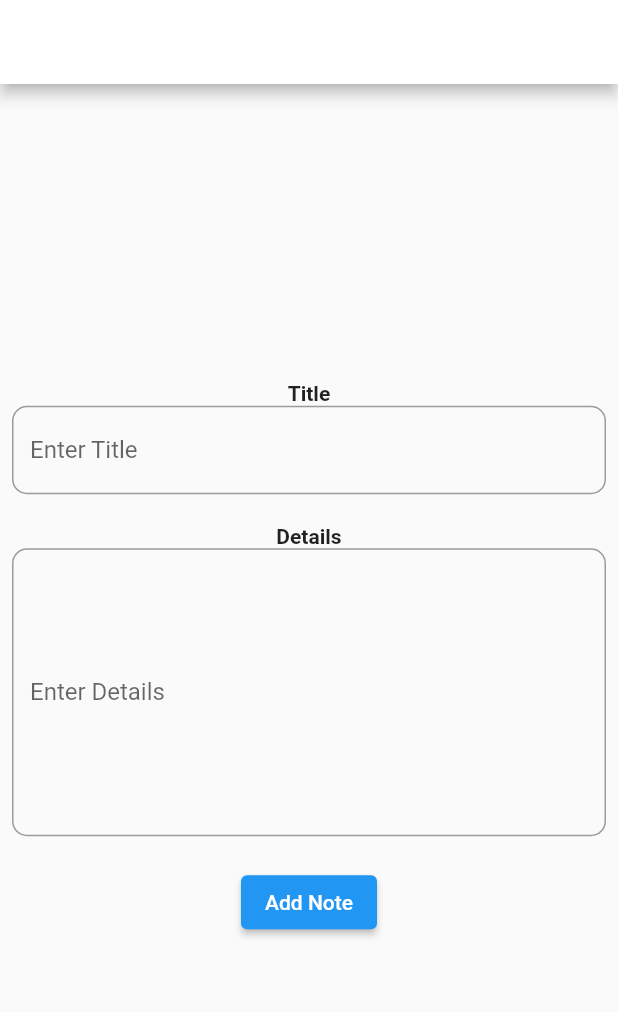
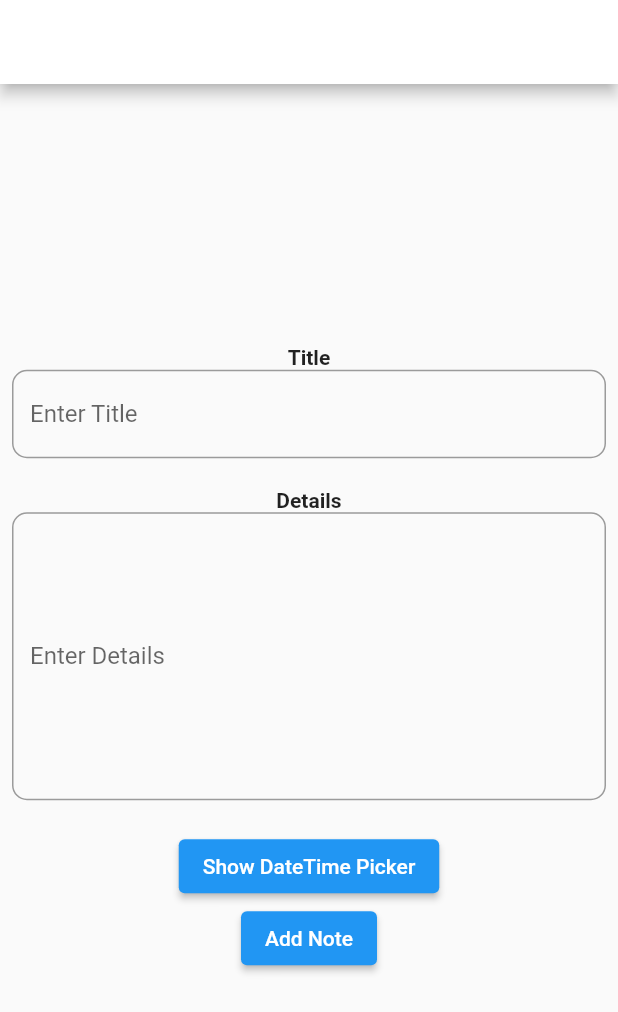
Before and after one commit to faizanhub/researchAlert, a Flutter app: the screen it shows once a user with an empty profile is signed in, item 2 of the bottom bar chosen, on a phone screen of 412 x 824 dp. Shown: the top 1012 px of the screen. Run offline on Flutter 3.47's test engine with Material 2 defaults, Android fonts, the phone set to English and light mode, and no system bars; our stand-ins replace cloud_firestore, firebase_auth, firebase_core, flutter_datetime_picker; missing offline and left inert: receive_sharing_intent; accounts and stored records are empty.

Commit message:
date time picker done

```diff
--- a/lib/ui/screens/add_list/add_todo.dart
+++ b/lib/ui/screens/add_list/add_todo.dart
@@ -3,6 +3,8 @@ import 'dart:async';
 
 import 'package:receive_sharing_intent/receive_sharing_intent.dart';
 import 'package:research_alert/core/services/database_services.dart';
+import 'package:flutter_datetime_picker/flutter_datetime_picker.dart';
+import 'package:intl/intl.dart';
 
 class AddTodo extends StatefulWidget {
   @override
@@ -21,39 +23,14 @@ class _AddTodoState extends State<AddTodo> {
 
   bool isBold = false;
 
+  late DateTime dateTime;
+
   @override
   void initState() {
     super.initState();
 
     _descC.text = widget.value ?? '';
-
-    // For sharing or opening urls/text coming from outside the app while the app is in the memory
-    // _intentDataStreamSubscription =
-    //     ReceiveSharingIntent.getTextStream().listen((String value) {
-    //   setState(() {
-    //     _sharedText = value;
-    //     print("Shared memory: $_sharedText");
-    //     urlC.text = _sharedText ?? '';
-    //   });
-    // }, onError: (err) {
-    //   print("getLinkStream error: $err");
-    // });
-    //
-    // // For sharing or opening urls/text coming from outside the app while the app is closed
-    // ReceiveSharingIntent.getInitialText().then((String? value) {
-    //   setState(() {
-    //     _sharedText = value;
-    //     print("Shared closed: $_sharedText");
-    //     urlC.text = _sharedText ?? '';
-    //   });
-    // });
   }
-
-  // @override
-  // void dispose() {
-  //   _intentDataStreamSubscription.cancel();
-  //   super.dispose();
-  // }
 
   @override
   Widget build(BuildContext context) {
@@ -98,6 +75,35 @@ class _AddTodoState extends State<AddTodo> {
                 SizedBox(height: 20),
 
                 ElevatedButton(
+                    onPressed: () {
+                      DatePicker.showDateTimePicker(context,
+                          showTitleActions: true,
+                          minTime: DateTime.now(),
+                          maxTime: DateTime(2022, 12, 31), onChanged: (date) {
+                        print('change $date');
+                      }, onConfirm: (dateTimeIs) {
+                        print('confirm $dateTimeIs');
+
+                        setState(() {
+                          dateTime = dateTimeIs;
+                        });
+
+                        print('dateTime ${dateTime.millisecondsSinceEpoch}');
+
+                        final mydateTime = DateTime.fromMillisecondsSinceEpoch(
+                            dateTime.millisecondsSinceEpoch);
+
+                        var abc = DateFormat('dd MMM yyyy hh:mm:ss')
+                            .format(mydateTime);
+
+                        print('date in human read $abc');
+                      }, currentTime: DateTime.now(), locale: LocaleType.en);
+                    },
+                    child: Text(
+                      'Show DateTime Picker',
+                    )),
+
+                ElevatedButton(
                     onPressed: () async {
                       await _dataBaseServices.addData(
                           _titleC.text, _descC.text);
--- a/pubspec.yaml
+++ b/pubspec.yaml
@@ -38,6 +38,9 @@ dependencies:
   firebase_core: ^1.13.1
   cloud_firestore: ^3.1.10
   firebase_auth: ^3.3.13
+  flutter_datetime_picker: ^1.5.1
+  intl: ^0.17.0
+  flutter_local_notifications: ^9.4.0
 
 
 
```
Also changed, not shown: pubspec.lock.
